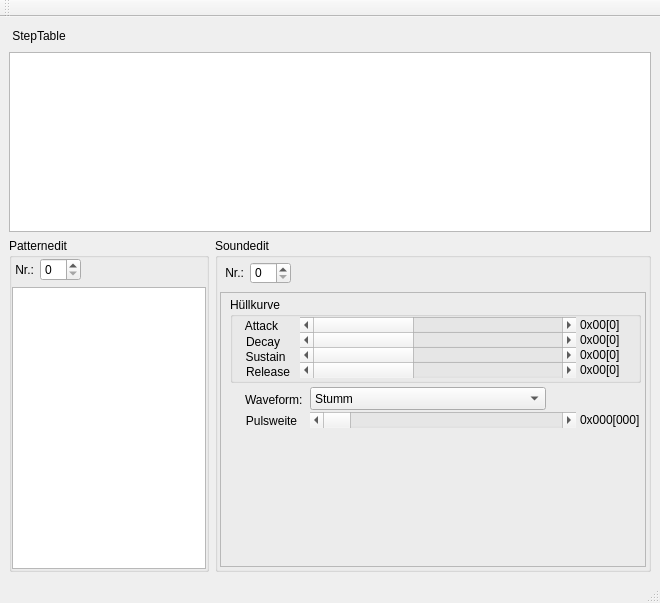
Old version of the form sequenzerwindow.ui in the repository ThKattanek/realsid.
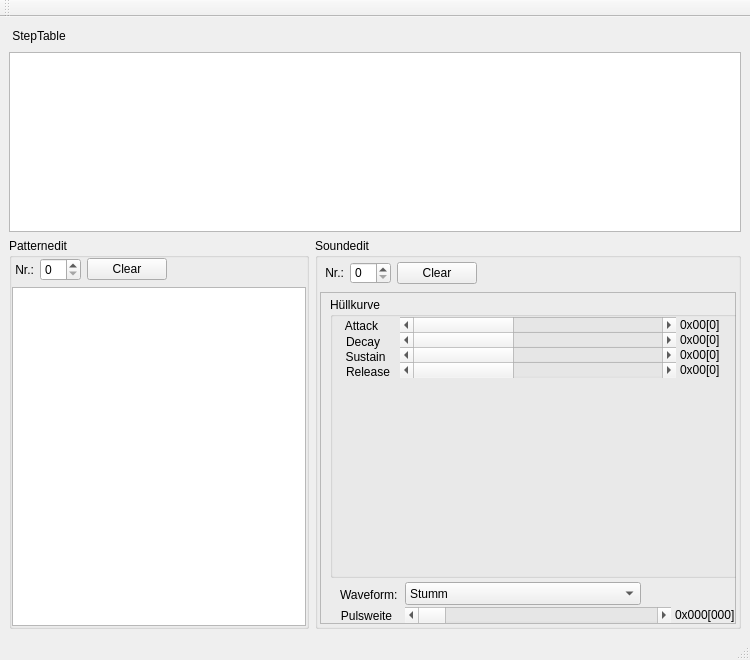
New version of the form. Icons and pictures are not drawn.

```diff
--- a/sequenzerwindow.ui
+++ b/sequenzerwindow.ui
@@ -6,8 +6,8 @@
    <rect>
     <x>0</x>
     <y>0</y>
-    <width>660</width>
-    <height>603</height>
+    <width>750</width>
+    <height>660</height>
    </rect>
   </property>
   <property name="windowTitle">
@@ -66,7 +66,7 @@
          <widget class="QGroupBox" name="groupBox">
           <property name="maximumSize">
            <size>
-            <width>200</width>
+            <width>300</width>
             <height>16777215</height>
            </size>
           </property>
@@ -101,6 +101,13 @@
                  </property>
                 </widget>
                </item>
+               <item>
+                <widget class="QPushButton" name="ClearPattern">
+                 <property name="text">
+                  <string>Clear</string>
+                 </property>
+                </widget>
+               </item>
                <item>
                 <spacer name="horizontalSpacer">
                  <property name="orientation">
@@ -182,6 +189,13 @@
                  </property>
                 </widget>
                </item>
+               <item>
+                <widget class="QPushButton" name="ClearSound">
+                 <property name="text">
+                  <string>Clear</string>
+                 </property>
+                </widget>
+               </item>
                <item>
                 <spacer name="horizontalSpacer_2">
                  <property name="orientation">
@@ -220,7 +234,7 @@
                   <x>10</x>
                   <y>5</y>
                   <width>411</width>
-                  <height>86</height>
+                  <height>281</height>
                  </rect>
                 </property>
                 <property name="title">
@@ -418,12 +432,25 @@
                   <enum>Qt::Horizontal</enum>
                  </property>
                 </widget>
+                <widget class="QWidget" name="widget" native="true">
+                 <property name="geometry">
+                  <rect>
+                   <x>15</x>
+                   <y>95</y>
+                   <width>381</width>
+                   <height>171</height>
+                  </rect>
+                 </property>
+                 <property name="styleSheet">
+                  <string notr="true">border-image: url(:/img/huellkurve);</string>
+                 </property>
+                </widget>
                </widget>
                <widget class="QLabel" name="label_4">
                 <property name="geometry">
                  <rect>
-                  <x>25</x>
-                  <y>100</y>
+                  <x>20</x>
+                  <y>295</y>
                   <width>61</width>
                   <height>16</height>
                  </rect>
@@ -435,8 +462,8 @@
                <widget class="QComboBox" name="WaveForm">
                 <property name="geometry">
                  <rect>
-                  <x>90</x>
-                  <y>95</y>
+                  <x>85</x>
+                  <y>290</y>
                   <width>236</width>
                   <height>23</height>
                  </rect>
@@ -490,8 +517,8 @@
                <widget class="QLabel" name="label_16">
                 <property name="geometry">
                  <rect>
-                  <x>21</x>
-                  <y>119</y>
+                  <x>16</x>
+                  <y>314</y>
                   <width>61</width>
                   <height>20</height>
                  </rect>
@@ -506,8 +533,8 @@
                <widget class="QScrollBar" name="Pulsweite">
                 <property name="geometry">
                  <rect>
-                  <x>90</x>
-                  <y>120</y>
+                  <x>85</x>
+                  <y>315</y>
                   <width>266</width>
                   <height>16</height>
                  </rect>
@@ -522,8 +549,8 @@
                <widget class="QLabel" name="Pulsweite_Out">
                 <property name="geometry">
                  <rect>
-                  <x>360</x>
-                  <y>120</y>
+                  <x>355</x>
+                  <y>315</y>
                   <width>66</width>
                   <height>16</height>
                  </rect>
```
Left out of the diff: 2 changed lines with no effect on the pictures.
